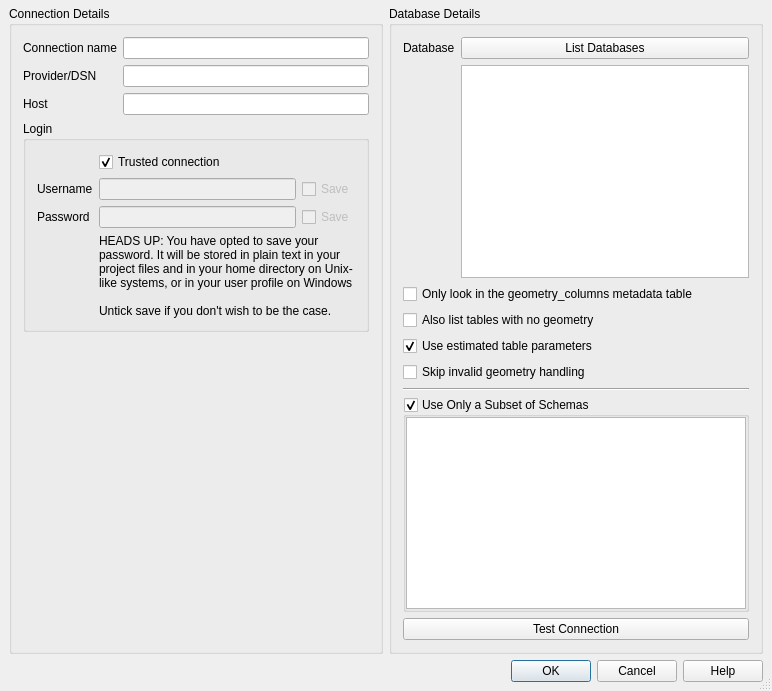
Above: src/ui/qgsmssqlnewconnectionbase.ui from qgis/QGIS before the change. Below: the same form after it.
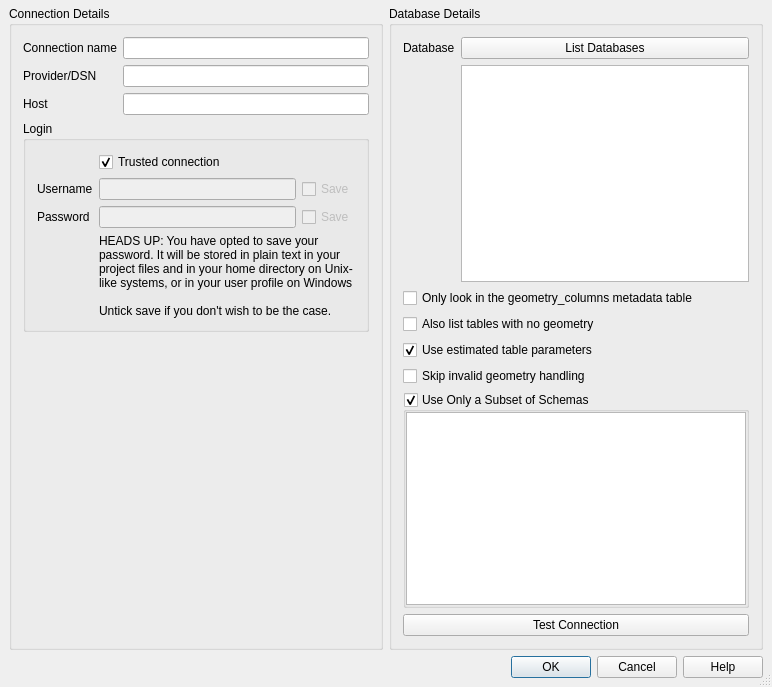
That is the form after the change. Custom widgets are drawn as their Qt base class.

```diff
--- a/src/ui/qgsmssqlnewconnectionbase.ui
+++ b/src/ui/qgsmssqlnewconnectionbase.ui
@@ -7,7 +7,7 @@
     <x>0</x>
     <y>0</y>
     <width>772</width>
-    <height>691</height>
+    <height>687</height>
    </rect>
   </property>
   <property name="sizePolicy">
@@ -272,19 +272,6 @@
        </widget>
       </item>
       <item row="7" column="0" colspan="2">
-       <widget class="Line" name="line">
-        <property name="minimumSize">
-         <size>
-          <width>0</width>
-          <height>0</height>
-         </size>
-        </property>
-        <property name="orientation">
-         <enum>Qt::Horizontal</enum>
-        </property>
-       </widget>
-      </item>
-      <item row="8" column="0" colspan="2">
        <widget class="QgsCollapsibleGroupBoxBasic" name="groupBoxSchemasFilter">
         <property name="title">
          <string>Use Only a Subset of Schemas</string>
@@ -317,7 +304,7 @@
         </layout>
        </widget>
       </item>
-      <item row="9" column="0" colspan="2">
+      <item row="8" column="0" colspan="2">
        <widget class="QPushButton" name="btnConnect">
         <property name="text">
          <string>Test Connection</string>
```
